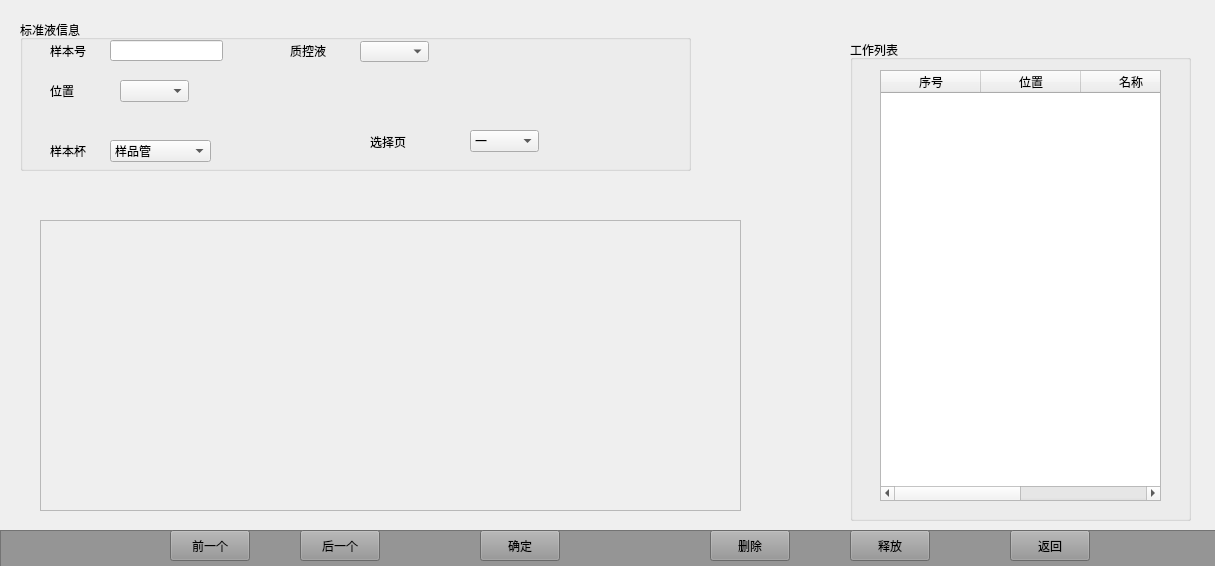
Before: the Qt Designer form qutab.ui in lsoftp/water, drawn with Qt 5.
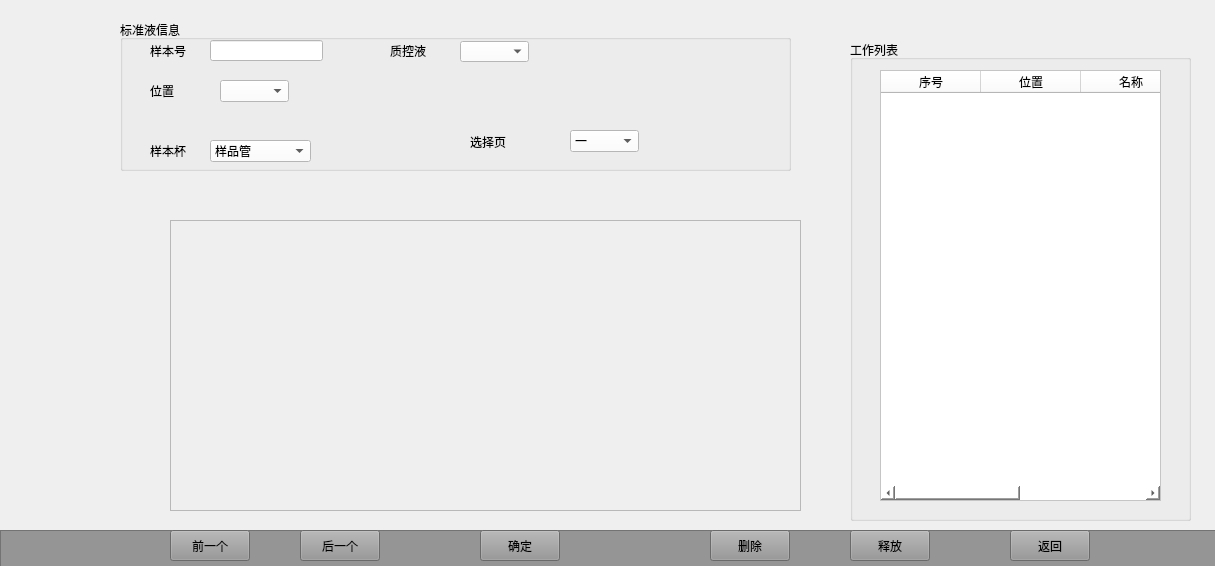
After: the same form once the commit is applied.

Commit message: adjust qutab catab

Diff of the .ui file:
```diff
--- a/qutab.ui
+++ b/qutab.ui
@@ -16,9 +16,9 @@
   <widget class="QFrame" name="frame_5">
    <property name="geometry">
     <rect>
-     <x>40</x>
+     <x>170</x>
      <y>220</y>
-     <width>701</width>
+     <width>631</width>
      <height>291</height>
     </rect>
    </property>
@@ -32,9 +32,9 @@
   <widget class="QFrame" name="frame_6">
    <property name="geometry">
     <rect>
-     <x>40</x>
+     <x>170</x>
      <y>220</y>
-     <width>701</width>
+     <width>631</width>
      <height>291</height>
     </rect>
    </property>
@@ -48,7 +48,7 @@
   <widget class="QGroupBox" name="groupBox_4">
    <property name="geometry">
     <rect>
-     <x>20</x>
+     <x>120</x>
      <y>20</y>
      <width>671</width>
      <height>151</height>
@@ -79,6 +79,9 @@
       <height>21</height>
      </rect>
     </property>
+    <property name="styleSheet">
+     <string notr="true">background-color: rgb(255, 255, 255);</string>
+    </property>
    </widget>
    <widget class="QLabel" name="label_11">
     <property name="geometry">
@@ -102,6 +105,9 @@
       <height>21</height>
      </rect>
     </property>
+    <property name="styleSheet">
+     <string notr="true">background-color: rgb(255, 255, 255);</string>
+    </property>
     <property name="editable">
      <bool>false</bool>
     </property>
@@ -131,6 +137,9 @@
       <height>22</height>
      </rect>
     </property>
+    <property name="styleSheet">
+     <string notr="true">background-color: rgb(255, 255, 255);</string>
+    </property>
     <item>
      <property name="text">
       <string>样品管</string>
@@ -164,6 +173,9 @@
       <height>22</height>
      </rect>
     </property>
+    <property name="styleSheet">
+     <string notr="true">background-color: rgb(255, 255, 255);</string>
+    </property>
     <item>
      <property name="text">
       <string>一</string>
@@ -184,6 +196,9 @@
       <height>22</height>
      </rect>
     </property>
+    <property name="styleSheet">
+     <string notr="true">background-color: rgb(255, 255, 255);</string>
+    </property>
    </widget>
    <widget class="QLabel" name="label_23">
     <property name="geometry">
@@ -220,6 +235,9 @@
       <height>431</height>
      </rect>
     </property>
+    <property name="styleSheet">
+     <string notr="true">background-color: rgb(255, 255, 255);</string>
+    </property>
     <column>
      <property name="text">
       <string>序号</string>
```
The commit also changes 7 other files.
